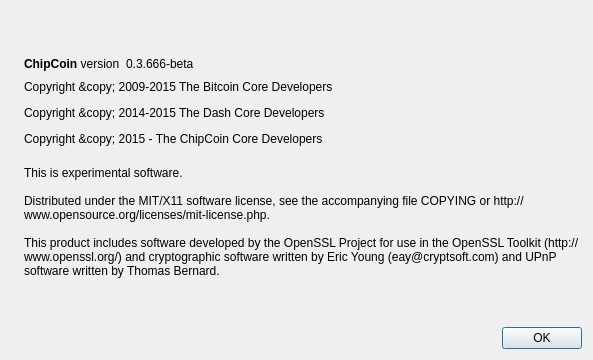
The window that src/qt/forms/aboutdialog.ui (Tillkoeln/chipcoin) describes before a commit, drawn with Qt 5.
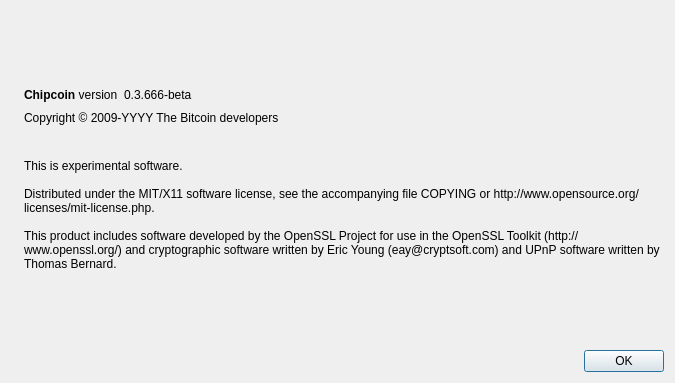
The same window after the commit. Icons and pictures are not drawn.

Commit message: Qt Update - Replace Loop macro - Version nr 2.0.0.1

The edit to the form file:
```diff
--- a/src/qt/forms/aboutdialog.ui
+++ b/src/qt/forms/aboutdialog.ui
@@ -6,8 +6,8 @@
    <rect>
     <x>0</x>
     <y>0</y>
-    <width>593</width>
-    <height>360</height>
+    <width>675</width>
+    <height>383</height>
    </rect>
   </property>
   <property name="windowTitle">
@@ -17,7 +17,7 @@
    <item>
     <widget class="QLabel" name="label_4">
      <property name="sizePolicy">
-      <sizepolicy hsizetype="Preferred" vsizetype="Ignored">
+      <sizepolicy hsizetype="Preferred" vsizetype="Minimum">
        <horstretch>0</horstretch>
        <verstretch>0</verstretch>
       </sizepolicy>
@@ -50,7 +50,7 @@
           <cursorShape>IBeamCursor</cursorShape>
          </property>
          <property name="text">
-          <string>&lt;b&gt;ChipCoin&lt;/b&gt; version</string>
+          <string>&lt;b&gt;Chipcoin&lt;/b&gt; version</string>
          </property>
          <property name="textInteractionFlags">
           <set>Qt::LinksAccessibleByMouse|Qt::TextSelectableByKeyboard|Qt::TextSelectableByMouse</set>
@@ -91,7 +91,7 @@
         <cursorShape>IBeamCursor</cursorShape>
        </property>
        <property name="text">
-        <string notr="true">&lt;html&gt;&lt;head/&gt;&lt;body&gt;&lt;p&gt;Copyright &amp;amp;copy; 2009-2015 The Bitcoin Core Developers&lt;/p&gt;&lt;p&gt;Copyright &amp;amp;copy; 2014-2015 The Dash Core Developers&lt;/p&gt;&lt;p&gt;Copyright &amp;amp;copy; 2015 - The ChipCoin Core Developers&lt;/p&gt;&lt;/body&gt;&lt;/html&gt;</string>
+        <string notr="true">Copyright &amp;copy; 2009-YYYY The Bitcoin developers</string>
        </property>
        <property name="textFormat">
         <enum>Qt::RichText</enum>
@@ -108,6 +108,7 @@
        </property>
        <property name="text">
         <string>
+
 This is experimental software.
 
 Distributed under the MIT/X11 software license, see the accompanying file COPYING or http://www.opensource.org/licenses/mit-license.php.
```
Left out of the diff: 2 changed lines with no effect on the pictures. The commit also changes 204 other files.
